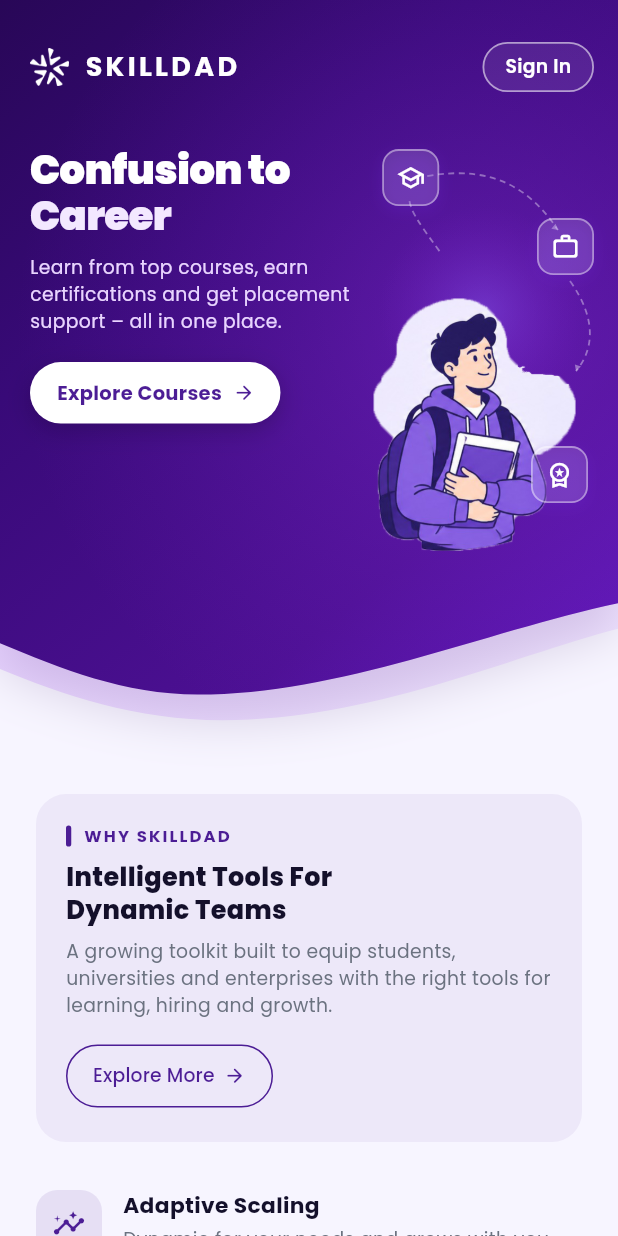
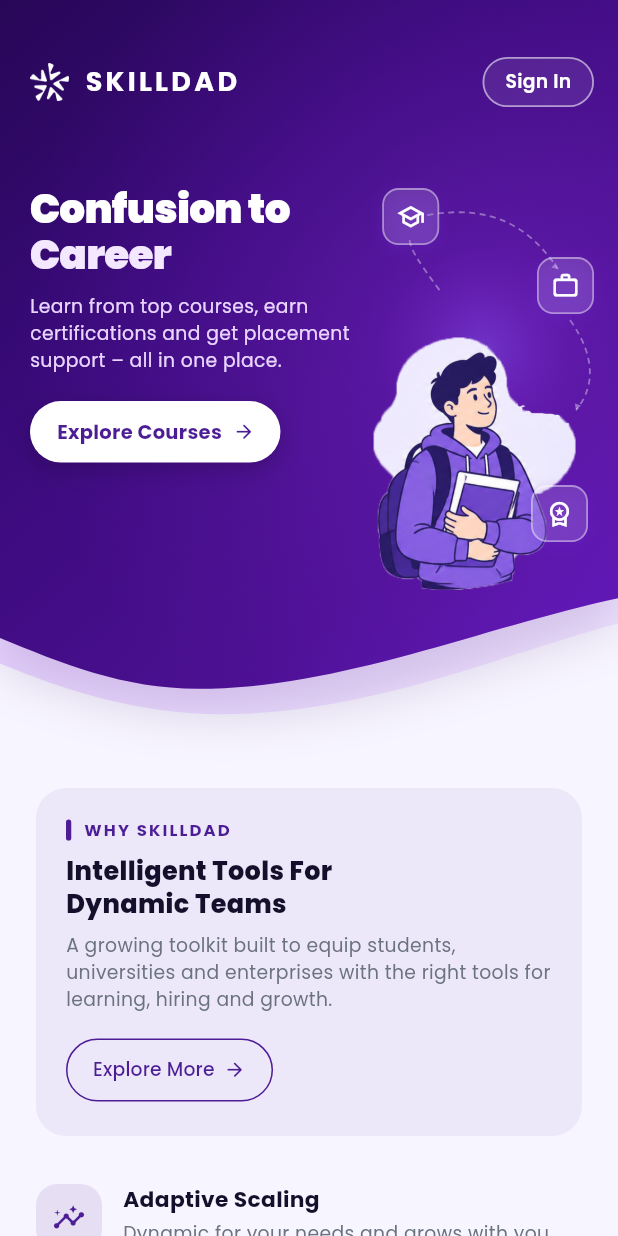
Before and after one commit to prohostix12/skilldad-mobile, a Flutter app: the screen it shows after launch, on a phone screen of 412 x 824 dp. Run offline on Flutter 3.47's test engine with Material 3 defaults, Android fonts, the light colour scheme and no system bars; our stand-ins replace google_fonts, image_picker, share_plus, shared_preferences, web, webview_flutter and 1 more; missing offline and left inert: dart:js_interop, dart:ui_web; accounts and stored records are empty; network calls fail.

Commit message:
style(home): place hero content lower within the purple section

```diff
--- a/lib/screens/home_screen.dart
+++ b/lib/screens/home_screen.dart
@@ -218,7 +218,7 @@
     return CustomPaint(
       painter: const _HeaderWavePainter(),
       child: Padding(
-        padding: EdgeInsets.fromLTRB(20, topInset + 28, 16, 120),
+        padding: EdgeInsets.fromLTRB(20, topInset + 38, 16, 90),
         child: Column(
           mainAxisSize: MainAxisSize.min,
           crossAxisAlignment: CrossAxisAlignment.start,
@@ -228,7 +228,7 @@
               onSignIn: onSignIn,
               onSignOut: onSignOut,
             ),
-            const SizedBox(height: 36),
+            const SizedBox(height: 52),
             _HeroContent(
               isSignedIn: isSignedIn,
               onExploreCourses: onExploreCourses,
```
